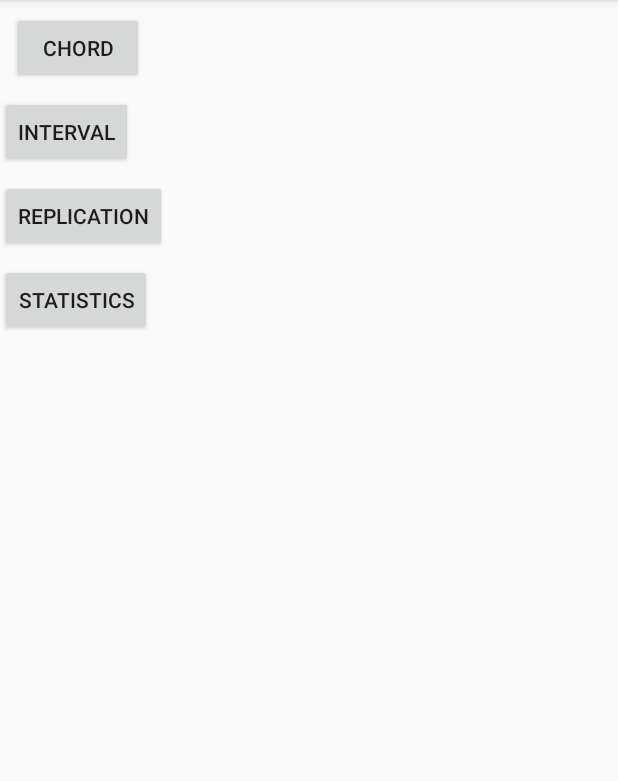
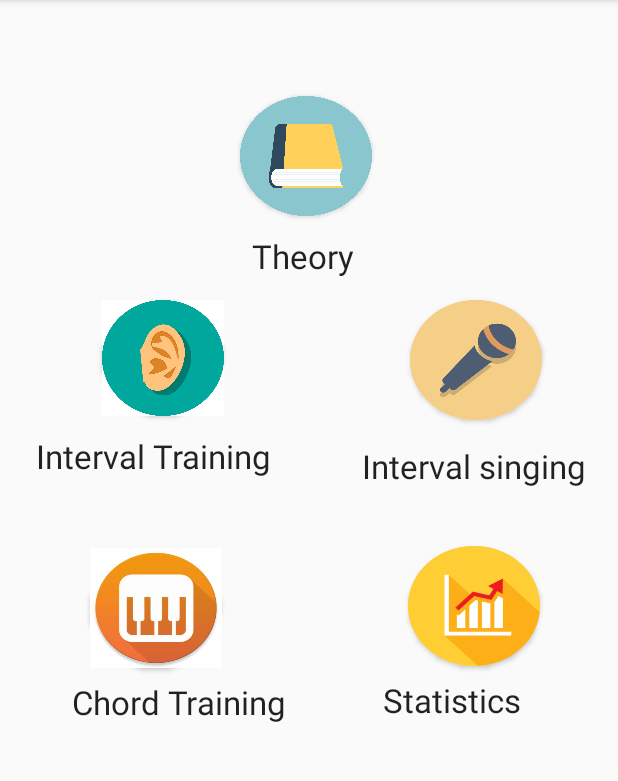
Before and after one commit to tesla-code/MobileMagic, an Android app: the screen it shows after launch (MainActivity), on a phone screen of 412 x 824 dp, the part 84-865 px from its top. Run offline under Robolectric (Android 15) with nearby library versions, the phone set to English and light mode, and no system bars.

Commit message:
main menu done

```diff
--- a/app/src/main/java/com/example/eartrain/MainActivity.java
+++ b/app/src/main/java/com/example/eartrain/MainActivity.java
@@ -23,6 +23,9 @@ public class MainActivity extends AppCompatActivity
         setContentView(R.layout.activity_main);
         Toolbar toolbar = findViewById(R.id.toolbar);
         setSupportActionBar(toolbar);
+
+        SoundManager soundManager = new SoundManager();
+        soundManager.play(this, 21);
 
         setUp();
     }
--- a/app/src/main/java/com/example/eartrain/SoundManager.java
+++ b/app/src/main/java/com/example/eartrain/SoundManager.java
@@ -2,6 +2,7 @@ package com.example.eartrain;
 
 import android.content.Context;
 import android.media.MediaPlayer;
+import android.net.Uri;
 import android.util.Log;
 
 /**
@@ -31,11 +32,33 @@ public class SoundManager
         m_mediaPlayer = new MediaPlayer();
     }
 
-    public void play(Context i_context)
+    /**
+     *
+     * @param i_context the context that the method is called from
+     * @param
+     */
+    public void play(Context i_context, int i_MDINoteNumber) // throws NullPointerException
     {
-        m_mediaPlayer = MediaPlayer.create(i_context, R.raw.a0vh);
+        m_mediaPlayer = MediaPlayer.create(i_context, play(i_MDINoteNumber));
         m_mediaPlayer.start();
-        Log.i("Sound", "Playing sound");
+        Log.i("Sound::Play", "Playing sound with MDINote " + i_MDINoteNumber);
+        //m_mediaPlayer.reset();
+    }
+
+
+    /**
+     * Takes an midi note number and returns the path to the file.
+     * @param mdi
+     * @return
+     */
+    public int play(int mdi)
+    {
+        switch (mdi)
+        {
+            case 21:
+                return R.raw.a0vh;
+        }
+        return R.raw.a0vh;
     }
 
 }
--- /dev/null
+++ b/app/src/main/res/drawable/circle.xml
@@ -0,0 +1,9 @@
+<?xml version="1.0" encoding="utf-8"?>
+<selector xmlns:android="http://schemas.android.com/apk/res/android">
+<item>
+    <shape android:shape="oval">
+        <solid android:color="#E8E8F1"></solid>
+        <size android:width="80dp" android:height="80dp"></size>
+    </shape>
+</item>
+</selector>
--- a/app/src/main/res/layout/content_main.xml
+++ b/app/src/main/res/layout/content_main.xml
@@ -12,37 +12,119 @@
         android:id="@+id/btn_chord"
         android:layout_width="wrap_content"
         android:layout_height="wrap_content"
-        android:layout_marginStart="8dp"
-        android:layout_marginTop="8dp"
+        android:layout_marginStart="60dp"
+        android:layout_marginTop="76dp"
+        android:background="@drawable/circle"
+        android:foreground="@drawable/chords"
         android:text="@string/button_chord"
+        android:textColor="#Fff"
         app:layout_constraintStart_toStartOf="parent"
-        app:layout_constraintTop_toTopOf="parent" />
+        app:layout_constraintTop_toTopOf="@+id/textView2" />
 
     <Button
         android:id="@+id/btn_interval"
-        android:layout_width="wrap_content"
-        android:layout_height="wrap_content"
-        android:layout_marginTop="8dp"
+        android:layout_width="81dp"
+        android:layout_height="77dp"
+        android:layout_marginStart="68dp"
+        android:layout_marginTop="44dp"
+        android:background="@drawable/circle"
+        android:foreground="@drawable/ear"
         android:text="@string/button_interval"
-        app:layout_constraintTop_toBottomOf="@+id/btn_chord"
-        tools:layout_editor_absoluteX="161dp" />
+        android:textColor="#Fff"
+        app:layout_constraintStart_toStartOf="parent"
+        app:layout_constraintTop_toTopOf="@+id/textView4" />
 
     <Button
         android:id="@+id/btn_replication"
         android:layout_width="wrap_content"
         android:layout_height="wrap_content"
-        android:layout_marginTop="8dp"
+        android:layout_marginStart="124dp"
+        android:layout_marginTop="56dp"
+        android:background="@drawable/circle"
+        android:foreground="@drawable/microphone"
         android:text="@string/button_replication"
-        app:layout_constraintTop_toBottomOf="@+id/btn_interval"
-        tools:layout_editor_absoluteX="161dp" />
+        android:textColor="#Fff"
+        app:layout_constraintStart_toEndOf="@+id/btn_interval"
+        app:layout_constraintTop_toBottomOf="@+id/btn_theory" />
 
     <Button
         android:id="@+id/btn_stats"
         android:layout_width="wrap_content"
         android:layout_height="wrap_content"
+        android:layout_marginStart="124dp"
+        android:layout_marginTop="84dp"
+        android:background="@drawable/circle"
+        android:foreground="@drawable/stats"
+        android:text="@string/button_stats"
+        android:textColor="#Fff"
+        app:layout_constraintStart_toEndOf="@+id/btn_chord"
+        app:layout_constraintTop_toBottomOf="@+id/btn_replication" />
+
+    <Button
+        android:id="@+id/btn_theory"
+        android:layout_width="wrap_content"
+        android:layout_height="wrap_content"
+        android:layout_marginStart="160dp"
+        android:layout_marginTop="64dp"
+        android:background="@drawable/circle"
+        android:foreground="@drawable/book"
+        android:textColor="#Fff"
+        app:layout_constraintStart_toStartOf="parent"
+        app:layout_constraintTop_toTopOf="parent" />
+
+    <TextView
+        android:id="@+id/textView"
+        android:layout_width="147dp"
+        android:layout_height="39dp"
+        android:layout_marginStart="48dp"
         android:layout_marginTop="8dp"
-        android:text="@string/button_stats"
-        app:layout_constraintTop_toBottomOf="@+id/btn_replication"
-        tools:layout_editor_absoluteX="161dp" />
+        android:text="@string/ChordTraining_button_text"
+        android:textAppearance="@style/TextAppearance.AppCompat.Large"
+        app:layout_constraintStart_toStartOf="parent"
+        app:layout_constraintTop_toBottomOf="@+id/btn_chord" />
+
+    <TextView
+        android:id="@+id/textView2"
+        android:layout_width="185dp"
+        android:layout_height="39dp"
+        android:layout_marginStart="24dp"
+        android:layout_marginTop="12dp"
+        android:text="@string/IntervalTraining_button_text"
+        android:textAppearance="@style/TextAppearance.AppCompat.Large"
+        app:layout_constraintStart_toStartOf="parent"
+        app:layout_constraintTop_toBottomOf="@+id/btn_interval" />
+
+    <TextView
+        android:id="@+id/textView3"
+        android:layout_width="160dp"
+        android:layout_height="46dp"
+        android:layout_marginStart="32dp"
+        android:layout_marginTop="16dp"
+        android:text="@string/Repetition_button_text"
+        android:textAppearance="@style/TextAppearance.AppCompat.Large"
+        app:layout_constraintStart_toEndOf="@+id/textView2"
+        app:layout_constraintTop_toBottomOf="@+id/btn_replication" />
+
+    <TextView
+        android:id="@+id/textView4"
+        android:layout_width="90dp"
+        android:layout_height="44dp"
+        android:layout_marginStart="168dp"
+        android:layout_marginTop="12dp"
+        android:text="@string/TheoryButton_text"
+        android:textAppearance="@style/TextAppearance.AppCompat.Large"
+        app:layout_constraintStart_toStartOf="parent"
+        app:layout_constraintTop_toBottomOf="@+id/btn_theory" />
+
+    <TextView
+        android:id="@+id/textView5"
+        android:layout_width="121dp"
+        android:layout_height="43dp"
+        android:layout_marginStart="60dp"
+        android:layout_marginTop="8dp"
+        android:text="@string/statistics_button_text"
+        android:textAppearance="@style/TextAppearance.AppCompat.Large"
+        app:layout_constraintStart_toEndOf="@+id/textView"
+        app:layout_constraintTop_toBottomOf="@+id/btn_stats" />
 
 </android.support.constraint.ConstraintLayout>
--- a/app/src/main/res/values/strings.xml
+++ b/app/src/main/res/values/strings.xml
@@ -79,4 +79,10 @@
 
     <string name="pref_title_vibrate">Vibrate</string>
     <string name="title_activity_setting">SettingActivity</string>
+    <string name="Repetition_button_text">Interval singing</string>
+    <string name="IntervalTraining_button_text">Interval Training</string>
+    <string name="ChordTraining_button_text">Chord Training</string>
+    <string name="TheoryButton_text">Theory</string>
+    <string name="Theory_button_text">Theory</string>
+    <string name="statistics_button_text">Statistics</string>
 </resources>
```
Also changed, not shown: app/src/main/res/drawable-v24/chord.png (added), app/src/main/res/drawable-v24/interval.png (added), app/src/main/res/drawable-v24/repeat.png (added), app/src/main/res/drawable/book.jpg (added), app/src/main/res/drawable/chords.png (added), app/src/main/res/drawable/ear.jpg (added), app/src/main/res/drawable/microphone.png (added), app/src/main/res/drawable/stats.jpg (added), app/src/main/res/images/icons/chord.png (added).
